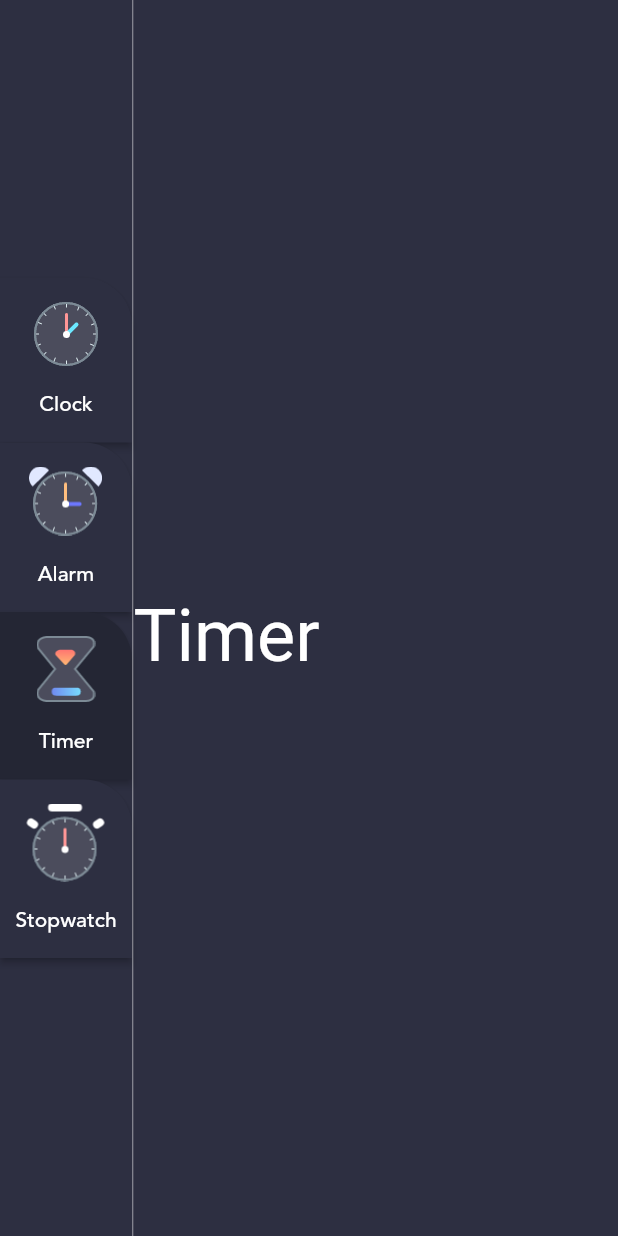
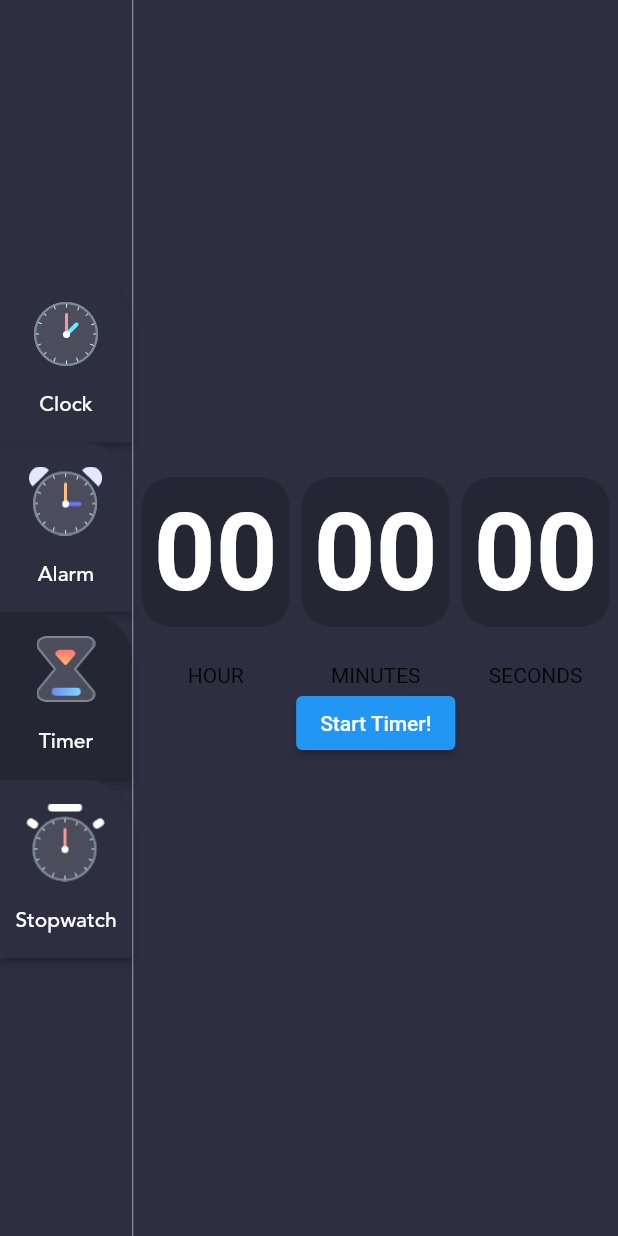
Before and after one commit to raman04-byte/flutter_clock_app, a Flutter app: the screen it shows after launch, after a tap on "Alarm", after a tap on "Timer", on a phone screen of 412 x 824 dp. Run offline on Flutter 3.47's test engine with Material 2 defaults, Android fonts, the phone set to English and light mode, and no system bars; our stand-ins replace dotted_border, flutter_local_notifications, sqflite, timezone; accounts and stored records are empty.

Commit message:
Removed some bugs

```diff
--- a/lib/app/modules/views/homepage.dart
+++ b/lib/app/modules/views/homepage.dart
@@ -1,3 +1,5 @@
+import 'dart:async';
+
 import 'package:flutter/material.dart';
 import 'package:clock_app/app/data/data.dart';
 import 'package:clock_app/app/data/enums.dart';
@@ -15,6 +17,51 @@ class HomePage extends StatefulWidget {
 }
 
 class _HomePageState extends State<HomePage> {
+  static const countDownDuration = Duration(minutes: 10);
+  bool isCountdown = true;
+  Duration duration = const Duration();
+  Timer? timer;
+  @override
+  void initState() {
+    super.initState();
+
+    reset();
+  }
+
+  void reset() {
+    if (isCountdown) {
+      setState(() => duration = countDownDuration);
+    }
+    setState(() => duration = const Duration());
+  }
+
+  void addTime() {
+    final addSeconds = isCountdown ? -1 : 1;
+    setState(() {
+      final seconds = duration.inSeconds + addSeconds;
+
+      if (seconds < 0) {
+        timer?.cancel();
+      } else {
+        duration = Duration(seconds: seconds);
+      }
+    });
+  }
+
+  void startTimer({bool resets = true}) {
+    if (resets) {
+      reset();
+    }
+    timer = Timer.periodic(const Duration(seconds: 1), (_) => addTime());
+  }
+
+  void stopTimer({bool resets = true}) {
+    if (resets) {
+      reset();
+    }
+    setState(() => timer?.cancel());
+  }
+
   @override
   Widget build(BuildContext context) {
     return Scaffold(
@@ -23,7 +70,9 @@ class _HomePageState extends State<HomePage> {
         children: <Widget>[
           Column(
             mainAxisAlignment: MainAxisAlignment.center,
-            children: menuItems.map((currentMenuInfo) => buildMenuButton(currentMenuInfo)).toList(),
+            children: menuItems
+                .map((currentMenuInfo) => buildMenuButton(currentMenuInfo))
+                .toList(),
           ),
           VerticalDivider(
             color: CustomColors.dividerColor,
@@ -37,18 +86,7 @@ class _HomePageState extends State<HomePage> {
                 } else if (value.menuType == MenuType.alarm) {
                   return const AlarmPage();
                 } else {
-                  return RichText(
-                    text: TextSpan(
-                      style: const TextStyle(fontSize: 20),
-                      children: <TextSpan>[
-                        const TextSpan(text: '\n'),
-                        TextSpan(
-                          text: value.title,
-                          style: const TextStyle(fontSize: 48),
-                        ),
-                      ],
-                    ),
-                  );
+                  return buildTime();
                 }
               },
             ),
@@ -58,13 +96,105 @@ class _HomePageState extends State<HomePage> {
     );
   }
 
+  Widget buildTime() {
+    String twoDigits(int n) => n.toString().padLeft(2, '0');
+    final hours = twoDigits(duration.inHours);
+    final minutes = twoDigits(duration.inMinutes.remainder(60));
+    final seconds = twoDigits(duration.inSeconds.remainder(60));
+    return Column(
+      mainAxisAlignment: MainAxisAlignment.center,
+      children: [
+        Row(
+          mainAxisAlignment: MainAxisAlignment.center,
+          children: [
+            buildTimeCard(time: hours, header: 'HOUR'),
+            const SizedBox(
+              width: 8,
+            ),
+            buildTimeCard(time: minutes, header: 'MINUTES'),
+            const SizedBox(
+              width: 8,
+            ),
+            buildTimeCard(time: seconds, header: 'SECONDS'),
+          ],
+        ),
+        buildButton()
+      ],
+    );
+  }
+
+  Widget buildButton() {
+    final isRunning = timer == null ? false : timer!.isActive;
+    final isCompleted = duration.inSeconds == 0;
+    if (isRunning || !isCompleted) {
+      return Row(
+        mainAxisAlignment: MainAxisAlignment.center,
+        children: [
+          ElevatedButton(
+            onPressed: () {
+              if (isRunning) {
+                stopTimer(resets: false);
+              } else {
+                startTimer(resets: false);
+              }
+            },
+            child: FittedBox(child: Text(isRunning ? "Stop" : "Resume")),
+          ),
+          const SizedBox(
+            width: 12,
+          ),
+          ElevatedButton(
+            onPressed: stopTimer,
+            child: const FittedBox(
+              child: Text('CANCEL'),
+            ),
+          ),
+        ],
+      );
+    } else {
+      return ElevatedButton(
+          onPressed: () {
+            startTimer();
+          },
+          child: const FittedBox(
+            child: Text('Start Timer!'),
+          ));
+    }
+  }
+
+  Widget buildTimeCard({required String time, required String header}) =>
+      Column(
+        mainAxisAlignment: MainAxisAlignment.center,
+        children: [
+          Container(
+              padding: const EdgeInsets.all(8),
+              decoration: BoxDecoration(
+                  color: const Color(0xFF242634),
+                  borderRadius: BorderRadius.circular(20)),
+              child: Text(
+                time,
+                style: const TextStyle(
+                    fontWeight: FontWeight.bold,
+                    color: Colors.white,
+                    fontSize: 72),
+              )),
+          const SizedBox(
+            height: 24,
+          ),
+          Text(header)
+        ],
+      );
+
   Widget buildMenuButton(MenuInfo currentMenuInfo) {
     return Consumer<MenuInfo>(
       builder: (BuildContext context, MenuInfo value, Widget? child) {
         return MaterialButton(
-          shape: const RoundedRectangleBorder(borderRadius: BorderRadius.only(topRight: Radius.circular(32))),
+          shape: const RoundedRectangleBorder(
+              borderRadius: BorderRadius.only(topRight: Radius.circular(32))),
           padding: const EdgeInsets.symmetric(vertical: 16.0, horizontal: 0),
-          color: currentMenuInfo.menuType == value.menuType ? CustomColors.menuBackgroundColor : CustomColors.pageBackgroundColor,
+          color: currentMenuInfo.menuType == value.menuType
+              ? CustomColors.menuBackgroundColor
+              : CustomColors.pageBackgroundColor,
           onPressed: () {
             var menuInfo = Provider.of<MenuInfo>(context, listen: false);
             menuInfo.updateMenu(currentMenuInfo);
@@ -78,7 +208,10 @@ class _HomePageState extends State<HomePage> {
               const SizedBox(height: 16),
               Text(
                 currentMenuInfo.title ?? '',
-                style: TextStyle(fontFamily: 'avenir', color: CustomColors.primaryTextColor, fontSize: 14),
+                style: TextStyle(
+                    fontFamily: 'avenir',
+                    color: CustomColors.primaryTextColor,
+                    fontSize: 14),
               ),
             ],
           ),
```
